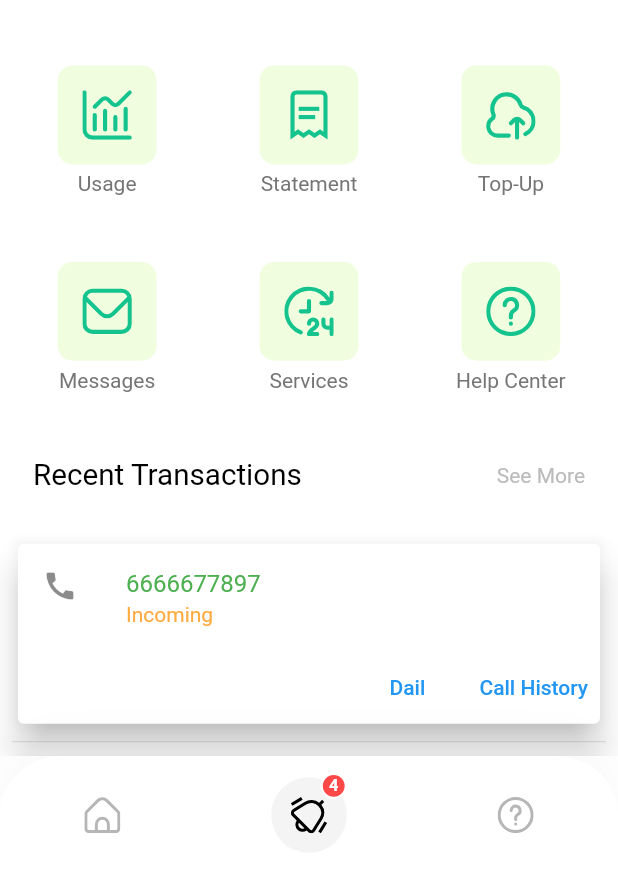
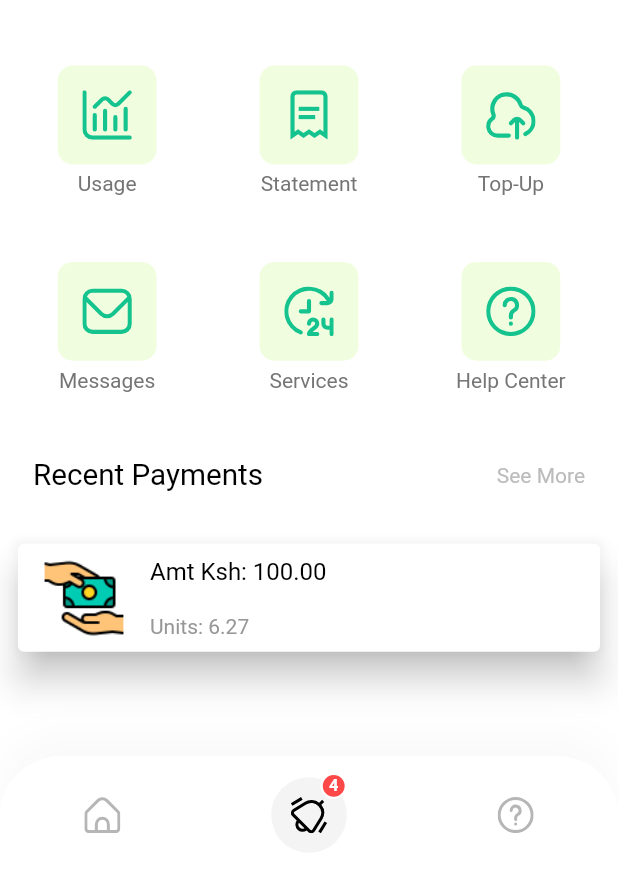
Before and after one commit to lynnemunini/easylight, a Flutter app: the HomeScreen screen opened by its route, on a phone screen of 412 x 824 dp, the part 362-1236 px from its top. Run offline on Flutter 3.47's test engine with Material 2 defaults, Android fonts, the phone set to English and light mode, and no system bars; our stand-ins replace flutter_svg; Roboto replaces fonts that are missing (poppins).

Commit message:
Added transaction

```diff
--- a/lib/screens/home/components/transaction_card.dart
+++ b/lib/screens/home/components/transaction_card.dart
@@ -1,23 +1,22 @@
 import 'package:flutter/material.dart';
+import '../../../constants.dart';
 
 class transaction_card extends StatelessWidget {
   const transaction_card({Key? key}) : super(key: key);
 
   @override
   Widget build(BuildContext context) {
-    final List<String> phoneNumber = <String>[
-      '6666677897',
-      '7777777777',
+    final List<String> amount = <String>[
+      'Amt Ksh: 100.00',
     ];
-    final List<String> callType = <String>[
-      "Incoming",
-      "Outgoing",
+    final List<String> units = <String>[
+      "Units: 6.27",
     ];
 
     return ListView.separated(
       shrinkWrap: true,
       padding: const EdgeInsets.all(8),
-      itemCount: phoneNumber.length,
+      itemCount: amount.length,
       itemBuilder: (BuildContext context, int index) {
         return Card(
           color: Colors.white,
@@ -27,27 +26,13 @@ class transaction_card extends StatelessWidget {
             mainAxisSize: MainAxisSize.min,
             children: <Widget>[
               ListTile(
-                leading: Icon(Icons.call),
-                title: Text("${phoneNumber[index]}",
-                    style: TextStyle(color: Colors.green)),
+                leading: Image.asset("assets/icons/payment.png"),
+                title: Text("${amount[index]}\n",
+                    style: TextStyle(color: Colors.black, fontSize: 16)),
                 subtitle: Text(
-                  "${callType[index]}",
-                  style: TextStyle(color: Colors.orangeAccent),
+                  "${units[index]}",
+                  style: TextStyle(color: kSecondaryColor),
                 ),
-              ),
-              Row(
-                mainAxisAlignment: MainAxisAlignment.end,
-                children: <Widget>[
-                  TextButton(
-                    child: const Text('Dail'),
-                    onPressed: () {/* ... */},
-                  ),
-                  const SizedBox(width: 8),
-                  TextButton(
-                    child: const Text('Call History'),
-                    onPressed: () {/* ... */},
-                  ),
-                ],
               ),
             ],
           ),
--- a/lib/screens/home/components/transactions.dart
+++ b/lib/screens/home/components/transactions.dart
@@ -10,21 +10,9 @@ class Transactions extends StatelessWidget {
         Padding(
           padding:
               EdgeInsets.symmetric(horizontal: getProportionateScreenWidth(20)),
-          child: SectionTitle(title: "Recent Transactions", press: () {}),
+          child: SectionTitle(title: "Recent Payments", press: () {}),
         ),
         SizedBox(height: getProportionateScreenWidth(20)),
-        SingleChildScrollView(
-          scrollDirection: Axis.horizontal,
-          child: Column(
-            children: [
-              //  ...List.generate(
-              //Transactions
-              // ),
-
-              SizedBox(width: getProportionateScreenWidth(20)),
-            ],
-          ),
-        )
       ],
     );
   }
```
Also changed, not shown: assets/icons/payment.png (added).
